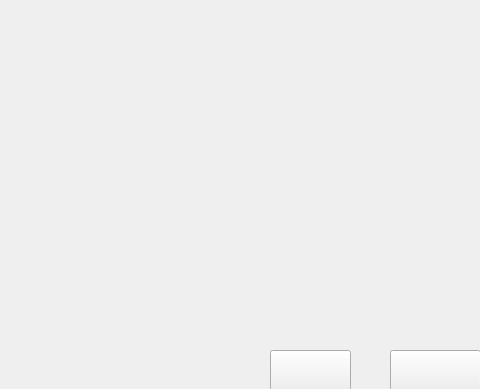
Old version of the form mainwindow.ui in the repository FateSolo/FiveChessClient; both pictures show x 0 to 480 and y 160 to 549 of the 869 by 549 pixel window.
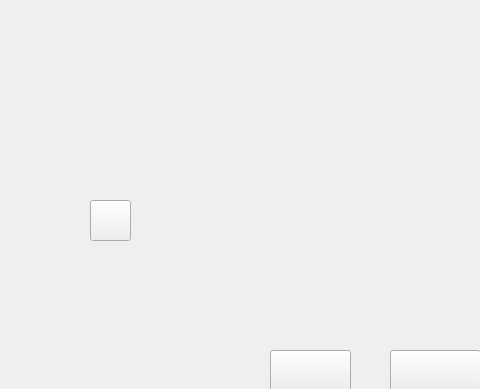
New version of the form. Icons and pictures are not drawn.

What changed in the file:
```diff
--- a/mainwindow.ui
+++ b/mainwindow.ui
@@ -259,15 +259,18 @@
      <string/>
     </property>
    </widget>
-   <widget class="QLabel" name="Music">
+   <widget class="QPushButton" name="Music">
     <property name="geometry">
      <rect>
-      <x>150</x>
-      <y>240</y>
+      <x>90</x>
+      <y>360</y>
       <width>41</width>
       <height>41</height>
      </rect>
     </property>
+    <property name="styleSheet">
+     <string notr="true">border-image: url(:/new/prefix1/src/MusicOn.png);</string>
+    </property>
     <property name="text">
      <string/>
     </property>
```
